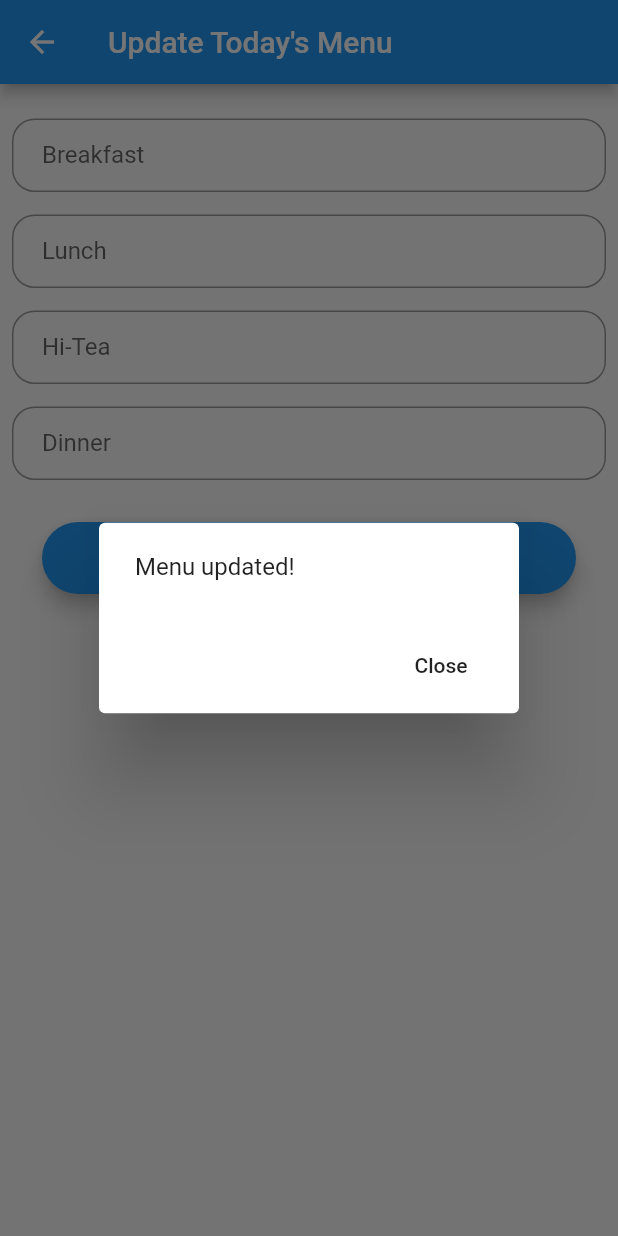
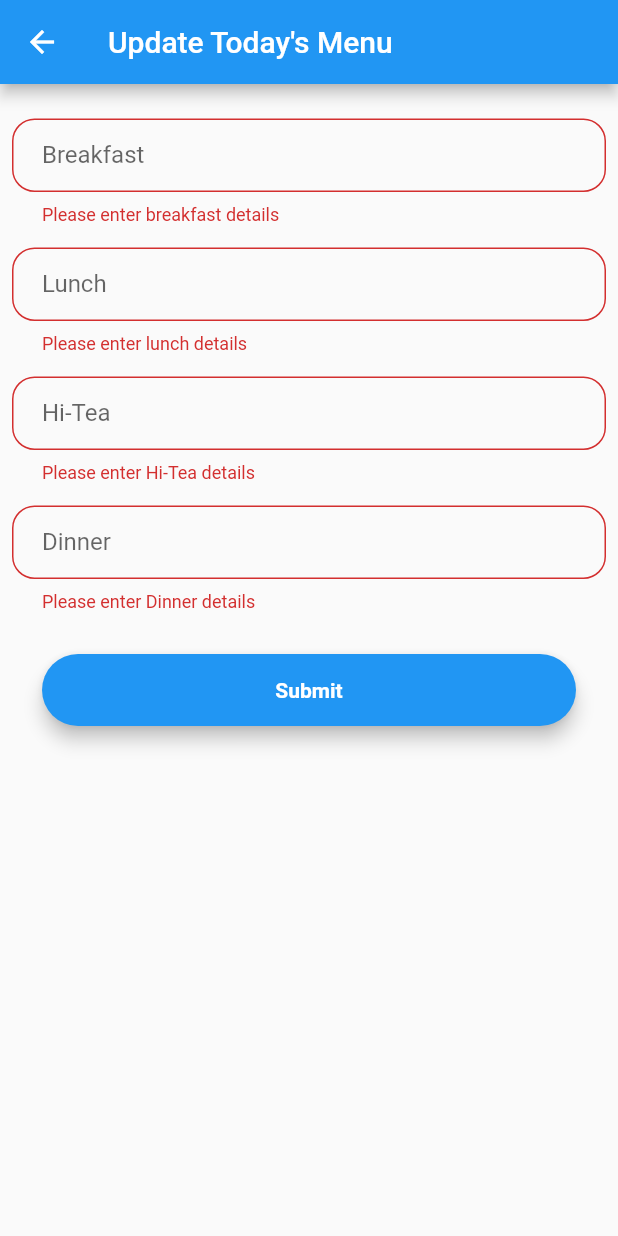
Before and after one commit to DanccKnight/DMRS-, a Flutter app: the UpdateMenu screen opened by its route, after a tap on "Submit", on a phone screen of 412 x 824 dp. Run offline on Flutter 3.47's test engine with Material 2 defaults, Android fonts, the phone set to English and light mode, and no system bars; our stand-ins replace cloud_firestore, firebase_auth, google_sign_in; accounts and stored records are empty; generated files the repository leaves out were written again; network calls fail.

Commit message:
A few more changes to the validator

```diff
--- a/lib/UI/HomePage.dart
+++ b/lib/UI/HomePage.dart
@@ -25,7 +25,7 @@ class _HomeState extends State<Home> {
     super.initState();
     _githubTapRecognizer = new TapGestureRecognizer()
       ..onTap = () => _openUrl(githubUrl);
-    Future.delayed(Duration(seconds: 3), () => askIfEmployee());
+    Future.delayed(Duration(seconds: 1), () => askIfEmployee());
     Future.delayed(Duration(seconds: 1), () => setState(() {}));
   }
 
@@ -47,7 +47,7 @@ class _HomeState extends State<Home> {
 
     if (await canLaunch(url)) {
       await launch(url);
-    } else {
+    } else {_messMenu.dinner = "Not updated yet, keep checking for updates!";
       throw 'Could not launch $url';
     }
   }
--- a/lib/UI/UpdateMenu.dart
+++ b/lib/UI/UpdateMenu.dart
@@ -29,7 +29,7 @@ class _UpdateMenuState extends State<UpdateMenu> {
                 TextFormField(
                   validator: (input) {
                     if (input.isEmpty)
-                      _messMenu.breakfast = "Not updated yet, keep checking for updates!";
+                      return "Please enter breakfast details";
                     else
                       _messMenu.breakfast = input;
                   },
@@ -44,7 +44,7 @@ class _UpdateMenuState extends State<UpdateMenu> {
                 TextFormField(
                   validator: (input) {
                     if (input.isEmpty)
-                      _messMenu.lunch = "Not updated yet, keep checking for updates!";
+                      return "Please enter lunch details";
                     else
                       _messMenu.lunch = input;
                   },
@@ -59,7 +59,7 @@ class _UpdateMenuState extends State<UpdateMenu> {
                 TextFormField(
                   validator: (input) {
                     if (input.isEmpty)
-                      _messMenu.hitea = "Not updated yet, keep checking for updates!";
+                      return "Please enter Hi-Tea details";
                     else
                       _messMenu.hitea = input;
                   },
@@ -74,7 +74,7 @@ class _UpdateMenuState extends State<UpdateMenu> {
                 TextFormField(
                   validator: (input) {
                     if (input.isEmpty)
-                      _messMenu.dinner = "Not updated yet, keep checking for updates!";
+                      return "Please enter Dinner details";
                     else
                       _messMenu.dinner = input;
                   },
```
